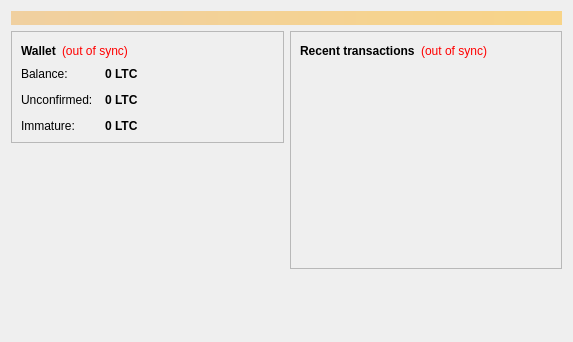
This is src/qt/forms/overviewpage.ui in kvmisc/lemoncoin as Qt 5 draws it before an edit. The edited form follows.
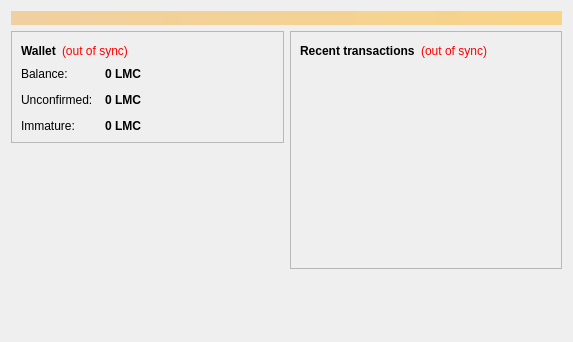
This is the edited form.

```diff
--- a/src/qt/forms/overviewpage.ui
+++ b/src/qt/forms/overviewpage.ui
@@ -122,7 +122,7 @@
                <string>Your current balance</string>
               </property>
               <property name="text">
-               <string notr="true">0 LTC</string>
+               <string notr="true">0 LMC</string>
               </property>
               <property name="textInteractionFlags">
                <set>Qt::LinksAccessibleByMouse|Qt::TextSelectableByKeyboard|Qt::TextSelectableByMouse</set>
@@ -151,7 +151,7 @@
                <string>Total of transactions that have yet to be confirmed, and do not yet count toward the current balance</string>
               </property>
               <property name="text">
-               <string notr="true">0 LTC</string>
+               <string notr="true">0 LMC</string>
               </property>
               <property name="textInteractionFlags">
                <set>Qt::LinksAccessibleByMouse|Qt::TextSelectableByKeyboard|Qt::TextSelectableByMouse</set>
@@ -177,7 +177,7 @@
                <string>Mined balance that has not yet matured</string>
               </property>
               <property name="text">
-               <string notr="true">0 LTC</string>
+               <string notr="true">0 LMC</string>
               </property>
               <property name="textInteractionFlags">
                <set>Qt::LinksAccessibleByMouse|Qt::TextSelectableByKeyboard|Qt::TextSelectableByMouse</set>
```
